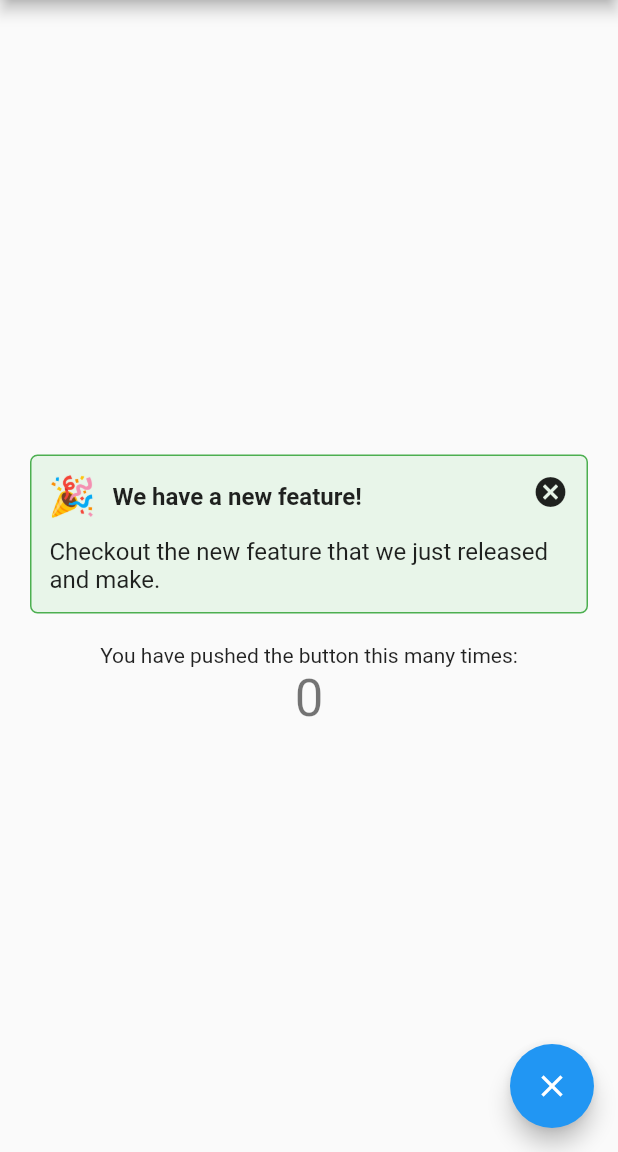
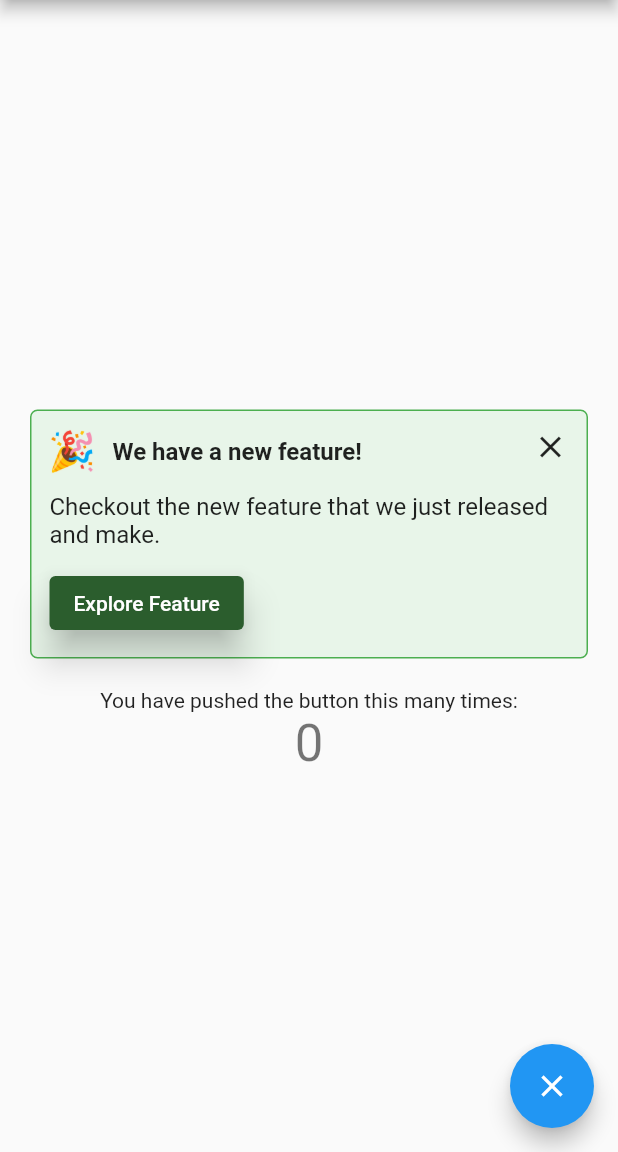
Before and after one commit to fiizzy/Feature-Notifier, a Flutter app: the screen it shows after launch, on a phone screen of 412 x 824 dp, the part 84-1236 px from its top. Run offline on Flutter 3.47's test engine with Material 2 defaults, Android fonts, the phone set to English and light mode, and no system bars; our stand-ins replace get_storage.

Commit message:
add button to notification display

```diff
--- a/lib/widgets/bar_display.dart
+++ b/lib/widgets/bar_display.dart
@@ -51,7 +51,7 @@ class _BarDisplayNotifierState extends State<BarDisplayNotifier> {
                                 ],
                               ),
                               GestureDetector(
-                                child: Icon(Icons.cancel_sharp),
+                                child: Icon(Icons.close),
                                 onTap: () {
                                   setState(() {
                                     FeatureNotifierStorage.write(
@@ -65,6 +65,17 @@ class _BarDisplayNotifierState extends State<BarDisplayNotifier> {
                       Text(
                           "Checkout the new feature that we just released and make.",
                           style: TextStyle(fontSize: 16)),
+                      Padding(
+                        padding: const EdgeInsets.only(top: 12.0),
+                        child: ElevatedButton(
+                          child: Text("Explore Feature"),
+                          onPressed: () {},
+                          style: ButtonStyle(
+                              elevation: MaterialStateProperty.all<double>(10),
+                              backgroundColor: MaterialStateProperty.all<Color>(
+                                  Color.fromARGB(255, 43, 93, 45))),
+                        ),
+                      )
                     ],
                   ),
                 ));
```
